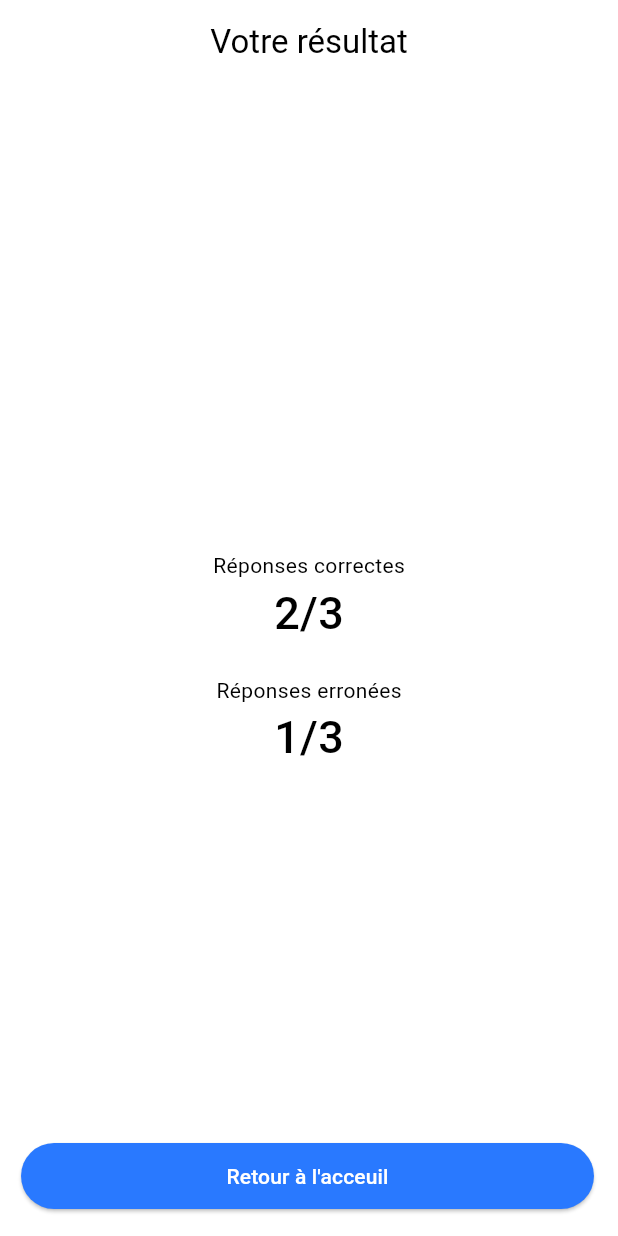
After one commit to RasolomananaOlivier/qlearn, a Flutter app: the ResultPage screen opened by its route, on a phone screen of 412 x 824 dp. The commit adds this screen. Run offline on Flutter 3.47's test engine with Material 3 defaults, Android fonts, the light colour scheme and no system bars; drawn by our look-alikes of oktoast; our stand-ins replace auto_route, dio, flutter_form_builder, flutter_rating_bar, flutter_riverpod, form_builder_validators and 3 more; missing offline and left inert: awesome_dio_interceptor; generated files the repository leaves out were written again; Roboto replaces fonts that are missing (IBM); statements that could not run were skipped.

Commit message:
feat: add result page

```diff
--- a/lib/core/config/router/app_router.dart
+++ b/lib/core/config/router/app_router.dart
@@ -10,6 +10,7 @@ import 'package:q_learn/features/news/presentation/pages/news_page.dart';
 import 'package:q_learn/features/quiz_participation/presentation/pages/client_home_page.dart';
 import 'package:q_learn/features/quiz_participation/presentation/pages/quiz_list_page.dart';
 import 'package:q_learn/features/quiz_participation/presentation/pages/quizz_page.dart';
+import 'package:q_learn/features/quiz_participation/presentation/pages/result_page.dart';
 
 part 'app_router.gr.dart';
 
@@ -22,8 +23,6 @@ class AppRouter extends _$AppRouter implements AutoRouteGuard {
   @override
   void onNavigation(NavigationResolver resolver, StackRouter router) {
     final isAuthenticated = ref.watch(authProvider).isAuthenticated;
-
-    print(resolver.route.name);
 
     if (isAuthenticated ||
         resolver.route.name == LoginRoute.name ||
@@ -123,6 +122,16 @@ class AppRouter extends _$AppRouter implements AutoRouteGuard {
         ),
 
         CustomRoute(
+          page: ResultRoute.page,
+          customRouteBuilder: (context, child, page) {
+            return CupertinoPageRoute(
+              settings: page,
+              builder: (context) => child,
+            );
+          },
+        ),
+
+        CustomRoute(
           page: DetailsRoute.page,
           // guards: [AuthGuard()],
           customRouteBuilder: (context, child, page) {
--- /dev/null
+++ b/lib/features/quiz_participation/presentation/pages/result_page.dart
@@ -0,0 +1,74 @@
+import 'package:auto_route/auto_route.dart';
+import 'package:flutter/material.dart';
+
+@RoutePage()
+class ResultPage extends StatefulWidget {
+  const ResultPage({super.key});
+
+  @override
+  _ResultPageState createState() => _ResultPageState();
+}
+
+class _ResultPageState extends State<ResultPage> {
+  void handleClick() {}
+
+  @override
+  Widget build(BuildContext context) {
+    return Scaffold(
+      appBar: AppBar(
+        title: const Text("Votre résultat"),
+        centerTitle: true,
+        leading: const SizedBox(),
+      ),
+      // Validate and next button
+      floatingActionButton: Padding(
+        padding: const EdgeInsets.only(left: 30),
+        child: ElevatedButton(
+          onPressed: handleClick,
+          style: ElevatedButton.styleFrom(
+            backgroundColor: Colors.blueAccent.shade400,
+            minimumSize: const Size.fromHeight(44),
+          ),
+          child: const Text(
+            "Retour à l'acceuil",
+            style: TextStyle(
+              color: Colors.white,
+            ),
+          ),
+        ),
+      ),
+      body: buildBody(),
+    );
+  }
+
+  Widget buildBody() {
+    return const Center(
+      child: Column(
+        mainAxisAlignment: MainAxisAlignment.center,
+        children: [
+          // Correct answers
+          Text("Réponses correctes"),
+          Text(
+            "2/3",
+            style: TextStyle(
+              fontSize: 30,
+              fontWeight: FontWeight.w500,
+            ),
+          ),
+
+          SizedBox(height: 20),
+
+          // Incorrect answers
+          Text("Réponses erronées"),
+          Text(
+            "1/3",
+            style: TextStyle(
+              fontSize: 30,
+              fontWeight: FontWeight.w500,
+            ),
+          )
+        ],
+      ),
+    );
+  }
+}
```
Also changed, not shown: lib/features/quiz_participation/presentation/pages/quizz_page.dart (+19 -2 lines), lib/features/quiz_participation/presentation/widgets/quizz_stepper.dart (+7 -1 lines), lib/core/config/router/app_router.gr.dart, lib/features/quiz_management/domain/models/quiz.g.dart.
